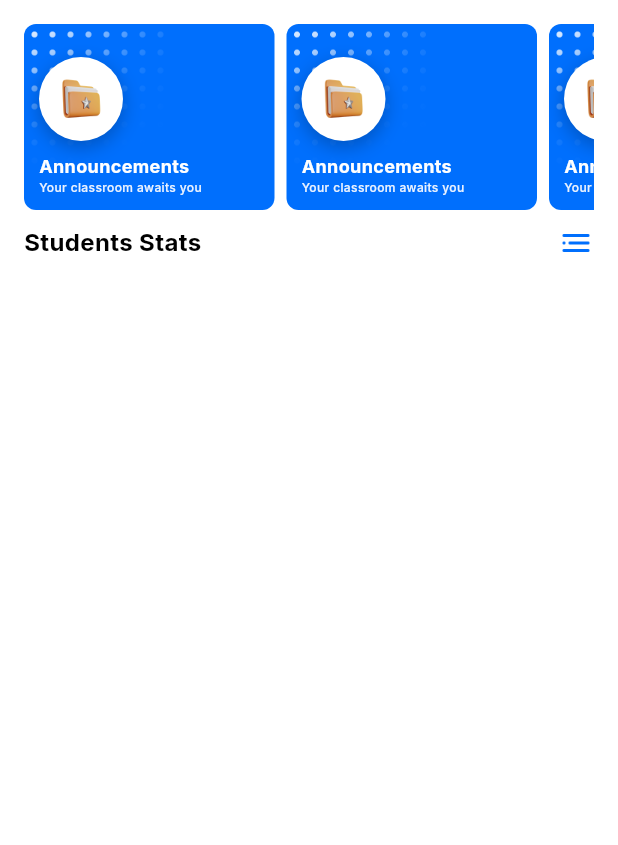
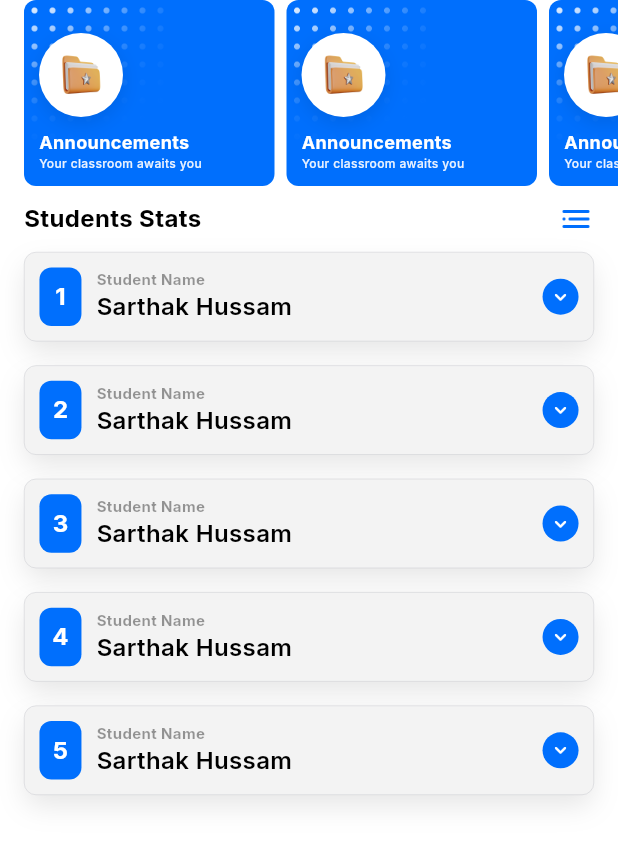
Before and after one commit to Harshsawkare/The-Pilot-App, a Flutter app: the StatsView screen opened directly, on a phone screen of 412 x 824 dp. Shown: the top 845 px of the screen. Run offline on Flutter 3.47's test engine with Material 3 defaults, Android fonts, the phone set to English and light mode, and no system bars; our stand-ins replace get.

Commit message:
Stats view

```diff
--- a/lib/bindings/login_binding.dart
+++ b/lib/bindings/login_binding.dart
@@ -1,6 +1,9 @@
 import 'package:get/get.dart';
 import '../controllers/login_controller.dart';
 
+/// Binds the LoginController to the dependency injection system.
+/// This ensures that the LoginController is created only when needed
+/// and disposed of when no longer in use.
 class LoginBinding extends Bindings {
   @override
   void dependencies() {
--- a/lib/bindings/navigation_binding.dart
+++ b/lib/bindings/navigation_binding.dart
@@ -1,6 +1,9 @@
 import 'package:get/get.dart';
 import '../controllers/navigation_controller.dart';
 
+/// Binds the NavigationController to the dependency injection system.
+/// This ensures that the NavigationController is created only when needed
+/// and disposed of when no longer in use.
 class NavigationBinding extends Bindings {
   @override
   void dependencies() {
--- /dev/null
+++ b/lib/controllers/expandable_controller.dart
@@ -0,0 +1,10 @@
+import 'package:get/get.dart';
+
+class ExpandableController extends GetxController {
+  RxList<bool> expandedStates = List.filled(5, false).obs;
+
+  // Toggles the expansion state of a specific index
+  void toggleExpansion(int index) {
+    expandedStates[index] = !expandedStates[index];
+  }
+}
--- a/lib/controllers/login_controller.dart
+++ b/lib/controllers/login_controller.dart
@@ -1,4 +1,5 @@
 import 'package:get/get.dart';
+import 'package:the_pilot_app/utils/constants.dart';
 
 class LoginController extends GetxController {
   var email = ''.obs;
@@ -9,7 +10,7 @@ class LoginController extends GetxController {
     isLoading.value = true;
     Future.delayed(const Duration(seconds: 1), () {
       isLoading.value = false;
-      Get.offAllNamed('/nav'); // Navigate to the main app
+      Get.offAllNamed(Constants.navigationRoute);
     });
   }
 }
--- a/lib/controllers/navigation_controller.dart
+++ b/lib/controllers/navigation_controller.dart
@@ -5,8 +5,11 @@ import '../views/stats_view.dart';
 
 class NavigationController extends GetxController {
   var selectedIndex = 0.obs;
-  final List pages = [HomeView(), StatsView()];
 
+  // List of pages to navigate between
+  final List pages = const [HomeView(), StatsView()];
+
+  // Function to update the selected index and change the current page
   void changePage(int index) {
     selectedIndex.value = index;
   }
--- a/lib/routes/app_pages.dart
+++ b/lib/routes/app_pages.dart
@@ -1,4 +1,5 @@
 import 'package:get/get.dart';
+import 'package:the_pilot_app/utils/constants.dart';
 import '../views/splash_view.dart';
 import '../views/login_view.dart';
 import '../views/navigation_view.dart';
@@ -7,8 +8,14 @@ import '../bindings/navigation_binding.dart';
 
 class AppPages {
   static final routes = [
-    GetPage(name: '/splash', page: () => const SplashView()),
-    GetPage(name: '/login', page: () => LoginView(), binding: LoginBinding()),
-    GetPage(name: '/nav', page: () => NavigationView(), binding: NavigationBinding()),
+    GetPage(name: Constants.splashRoute, page: () => const SplashView()),
+    GetPage(
+        name: Constants.loginRoute,
+        page: () => LoginView(),
+        binding: LoginBinding()),
+    GetPage(
+        name: Constants.navigationRoute,
+        page: () => NavigationView(),
+        binding: NavigationBinding()),
   ];
 }
--- a/lib/utils/app_theme.dart
+++ b/lib/utils/app_theme.dart
@@ -11,6 +11,7 @@ class AppTheme {
 
   static const Color borderColor = Color.fromRGBO(197, 198, 204, 1);
   static const Color tileGreyColor = Color.fromRGBO(243, 243, 243, 1);
-  static const Color shadowColor = Color.fromRGBO(0, 0, 0, 0.25);
+  static const Color softShadowColor = Color.fromRGBO(0, 0, 0, 0.1);
+  static const Color deepShadowColor = Color.fromRGBO(0, 0, 0, 0.1);
 
 }
--- /dev/null
+++ b/lib/utils/constants.dart
@@ -0,0 +1,19 @@
+class Constants {
+  static const String homeRoute = '/home';
+  static const String loginRoute = '/login';
+  static const String navigationRoute = '/nav';
+  static const String splashRoute = '/splash';
+  static const String stateRoute = '/stat';
+
+  static const String fontFamily = 'Inter';
+
+  static const String assetAvatar = 'assets/avatar.png';
+  static const String assetChat = 'assets/chat.png';
+  static const String assetDots = 'assets/dots.png';
+  static const String assetFilterIcon = 'assets/filterIcon.png';
+  static const String assetFolder = 'assets/folder.png';
+  static const String assetLoginImage = 'assets/loginImage.jpg';
+  static const String assetThePilot = 'assets/ThePilotLogo.png';
+  static const String assetWorkspace = 'assets/workspace.png';
+
+}
--- a/lib/views/stats_view.dart
+++ b/lib/views/stats_view.dart
@@ -1,25 +1,33 @@
-import 'package:flutter/cupertino.dart';
 import 'package:flutter/material.dart';
+import 'package:get/get.dart';
+import 'package:the_pilot_app/utils/constants.dart';
 import 'package:the_pilot_app/widgets/section_card.dart';
 
+import '../controllers/expandable_controller.dart';
 import '../utils/app_theme.dart';
 import '../widgets/app_text.dart';
+import '../widgets/expandable_tile.dart';
 
 class StatsView extends StatelessWidget {
   const StatsView({super.key});
 
   @override
   Widget build(BuildContext context) {
+    final ExpandableController controller = Get.put(ExpandableController());
     return Scaffold(
       backgroundColor: AppTheme.bgColor,
-      body: Padding(
-        padding: const EdgeInsets.all(16.0),
+      body: SizedBox(
+        width: Get.width,
+        height: Get.height,
         child: Column(
           children: [
+
+            // Announcement section cards
             SizedBox(
               height: 124,
               child: ListView.builder(
                 shrinkWrap: true,
+                padding: const EdgeInsets.symmetric(horizontal: 16),
                 scrollDirection: Axis.horizontal,
                 itemCount: 5,
                 itemBuilder: (context, index) => const Padding(
@@ -36,8 +44,10 @@ class StatsView extends StatelessWidget {
                 ),
               ),
             ),
+
+            // Stats section
             Padding(
-              padding: const EdgeInsets.symmetric(vertical: 10),
+              padding: const EdgeInsets.symmetric(vertical: 10, horizontal: 16),
               child: Row(
                 mainAxisAlignment: MainAxisAlignment.spaceBetween,
                 children: [
@@ -47,13 +57,31 @@ class StatsView extends StatelessWidget {
                     fontWeight: FontWeight.w700,
                     color: AppTheme.headingColor,
                   ),
-
                   Image.asset(
-                    'assets/filterIcon.png',
+                    Constants.assetFilterIcon,
                     width: 24,
                     height: 24,
                   ),
                 ],
+              ),
+            ),
+
+            // Expandable tiles section
+            Expanded(
+              child: ListView.builder(
+                shrinkWrap: true,
+                itemCount: 5,
+                padding: const EdgeInsets.symmetric(horizontal: 16),
+                itemBuilder: (context, index) {
+                  return Obx(() => Padding(
+                        padding: const EdgeInsets.only(bottom: 16),
+                        child: ExpandableTile(
+                          index: index,
+                          isExpanded: controller.expandedStates[index],
+                          onTap: () => controller.toggleExpansion(index),
+                        ),
+                      ));
+                },
               ),
             )
           ],
--- a/lib/widgets/app_button.dart
+++ b/lib/widgets/app_button.dart
@@ -32,10 +32,10 @@ class _AppButtonState extends State<AppButton> {
     return TextButton(
       onPressed: widget.onPressed,
       style: TextButton.styleFrom(
-        backgroundColor: widget.buttonColor, // Button color
+        backgroundColor: widget.buttonColor,
         shape: RoundedRectangleBorder(
-          borderRadius: BorderRadius.circular(widget.borderRadius), // Border radius
-        ), // Padding
+          borderRadius: BorderRadius.circular(widget.borderRadius),
+        ),
       ),
       child: Center(
         child: Text(
--- a/lib/widgets/app_text.dart
+++ b/lib/widgets/app_text.dart
@@ -1,8 +1,8 @@
 import 'package:flutter/material.dart';
 import 'package:the_pilot_app/utils/app_theme.dart';
+import 'package:the_pilot_app/utils/constants.dart';
 
 class AppText extends StatelessWidget {
-
   final String text;
   final double fontSize;
   final FontWeight fontWeight;
@@ -25,7 +25,7 @@ class AppText extends StatelessWidget {
       style: TextStyle(
         fontSize: fontSize,
         fontWeight: fontWeight,
-        fontFamily: 'Inter',
+        fontFamily: Constants.fontFamily,
         color: color,
         fontStyle: fontStyle,
       ),
--- a/lib/widgets/app_text_field.dart
+++ b/lib/widgets/app_text_field.dart
@@ -1,4 +1,5 @@
 import 'package:flutter/material.dart';
+import 'package:the_pilot_app/utils/constants.dart';
 
 import '../utils/app_theme.dart';
 
@@ -50,7 +51,7 @@ class _AppTextFieldState extends State<AppTextField> {
         color: AppTheme.headingColor,
         fontWeight: FontWeight.w400,
         fontSize: 14,
-        fontFamily: 'Inter',
+        fontFamily: Constants.fontFamily,
       ),
       cursorColor: widget.cursorColor,
       obscureText: widget.isPassword ? _obscureText : false,
@@ -59,7 +60,7 @@ class _AppTextFieldState extends State<AppTextField> {
           color: AppTheme.subHeadingColor,
           fontWeight: FontWeight.w400,
           fontSize: 14,
-          fontFamily: 'Inter',
+          fontFamily: Constants.fontFamily,
         ),
         hintText: widget.hintText,
         border: OutlineInputBorder(
@@ -88,6 +89,7 @@ class _AppTextFieldState extends State<AppTextField> {
                   size: 16,
                 ),
                 onPressed: () {
+                  // update password visibility
                   setState(() {
                     _obscureText = !_obscureText;
                   });
--- /dev/null
+++ b/lib/widgets/expandable_tile.dart
@@ -0,0 +1,167 @@
+// Expandable Card Widget
+import 'package:flutter/material.dart';
+import 'package:get/get.dart';
+import 'package:the_pilot_app/utils/app_theme.dart';
+
+import 'app_text.dart';
+
+class ExpandableTile extends StatelessWidget {
+  final int index;
+  final bool isExpanded;
+  final VoidCallback onTap;
+
+  const ExpandableTile({
+    super.key,
+    required this.index,
+    required this.isExpanded,
+    required this.onTap,
+  });
+
+  @override
+  Widget build(BuildContext context) {
+    return Column(
+      children: [
+        GestureDetector(
+          onTap: onTap,
+          child: Container(
+            padding: const EdgeInsets.all(10),
+            decoration: BoxDecoration(
+              color: AppTheme.tileGreyColor,
+              borderRadius: BorderRadius.circular(8),
+              border: Border.all(
+                color: AppTheme.borderColor,
+                width: 0.3,
+              ),
+              boxShadow: const [
+                BoxShadow(
+                    color: AppTheme.softShadowColor,
+                    blurRadius: 15,
+                    offset: Offset(0, 8),
+                    spreadRadius: -1),
+              ],
+            ),
+            child: Row(
+              children: [
+                // Student Number
+                Padding(
+                  padding: const EdgeInsets.only(right: 10),
+                  child: Container(
+                    width: 28,
+                    height: 39,
+                    decoration: BoxDecoration(
+                      color: AppTheme.primaryColor,
+                      borderRadius: BorderRadius.circular(8),
+                    ),
+                    child: Center(
+                      child: AppText(
+                        text: "${index + 1}",
+                        fontWeight: FontWeight.w700,
+                        fontSize: 16,
+                        color: AppTheme.bgColor,
+                      ),
+                    ),
+                  ),
+                ),
+                // Student Name
+                const Column(
+                  crossAxisAlignment: CrossAxisAlignment.start,
+                  children: [
+                    AppText(
+                      text: 'Student Name',
+                      fontWeight: FontWeight.w700,
+                      fontSize: 10,
+                      color: AppTheme.subHeadingColor,
+                    ),
+                    AppText(
+                      text: 'Sarthak Hussam',
+                      fontWeight: FontWeight.w600,
+                      fontSize: 16,
+                      color: AppTheme.headingColor,
+                    ),
+                  ],
+                ),
+                const Spacer(),
+                // Expand/Collapse Icon
+                CircleAvatar(
+                  radius: 12,
+                  backgroundColor: AppTheme.primaryColor,
+                  child: Icon(
+                    isExpanded
+                        ? Icons.keyboard_arrow_up_rounded
+                        : Icons.keyboard_arrow_down_rounded,
+                    color: AppTheme.bgColor,
+                    size: 16,
+                  ),
+                ),
+              ],
+            ),
+          ),
+        ),
+
+        // Expandable Attendance Section
+        AnimatedContainer(
+          duration: const Duration(milliseconds: 300),
+          height: isExpanded ? 100 : 0,
+          width: Get.width * 0.85,
+          curve: Curves.easeInOut,
+          child: SingleChildScrollView(
+            physics: const NeverScrollableScrollPhysics(),
+            child: isExpanded
+                ? Container(
+                    padding: const EdgeInsets.all(12),
+                    decoration: const BoxDecoration(
+                      color: AppTheme.tileGreyColor,
+                      borderRadius:
+                          BorderRadius.vertical(bottom: Radius.circular(8)),
+                    ),
+                    child: Row(
+                      mainAxisAlignment: MainAxisAlignment.spaceAround,
+                      children:
+                          List.generate(4, (index) => _buildAttendanceCard()),
+                    ),
+                  )
+                : const SizedBox.shrink(),
+          ),
+        ),
+      ],
+    );
+  }
+
+  // Attendance Card with Circular Progress Indicator
+  Widget _buildAttendanceCard() {
+    return const Column(
+      children: [
+        Stack(
+          alignment: Alignment.center,
+          children: [
+            SizedBox(
+              width: 50,
+              height: 50,
+              child: CircularProgressIndicator(
+                value: 1,
+                strokeWidth: 5,
+                backgroundColor: AppTheme.disabledColor,
+                valueColor: AlwaysStoppedAnimation<Color>(AppTheme.primaryColor),
+              ),
+            ),
+            AppText(
+              text: '42%',
+              fontWeight: FontWeight.w900,
+              fontSize: 12,
+              color: AppTheme.headingColor,
+            ),
+          ],
+        ),
+        Padding(
+          padding: EdgeInsets.only(top: 5),
+          child: AppText(
+            text: 'Attendance',
+            fontWeight: FontWeight.w600,
+            fontSize: 10,
+            color: AppTheme.headingColor,
+          ),
+        ),
+      ],
+    );
+  }
+}
--- a/lib/widgets/section_card.dart
+++ b/lib/widgets/section_card.dart
@@ -1,4 +1,5 @@
 import 'package:flutter/material.dart';
+import 'package:the_pilot_app/utils/constants.dart';
 
 import '../utils/app_theme.dart';
 import 'app_text.dart';
@@ -31,7 +32,7 @@ class SectionCard extends StatelessWidget {
                 topLeft: Radius.circular(8),
               ),
               child: Image.asset(
-                'assets/dots.png',
+                Constants.assetDots,
                 width: 100,
               ),
             ),
@@ -52,14 +53,14 @@ class SectionCard extends StatelessWidget {
                       shape: BoxShape.circle,
                       boxShadow: [
                         BoxShadow(
-                          color: AppTheme.shadowColor,
+                          color: AppTheme.deepShadowColor,
                           blurRadius: 10.2,
                           offset: Offset(0, 4),
                         )
                       ],
                     ),
                     child: Image.asset(
-                      'assets/folder.png',
+                      Constants.assetFolder,
                       width: 32,
                       height: 32,
                       scale: 2,
```
Also changed, not shown: lib/views/home_view.dart (+6 -7 lines), lib/views/login_view.dart (+22 -2 lines), lib/views/navigation_view.dart (+13 -2 lines), lib/views/splash_view.dart (+4 -3 lines), 2 other files.
